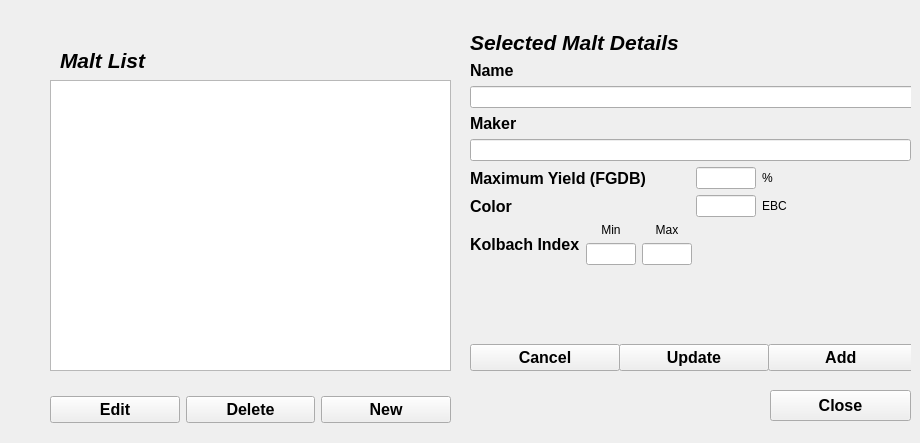
Qt form src/designer/maltdialog.ui (jaaf/EasyBeer) before a commit.
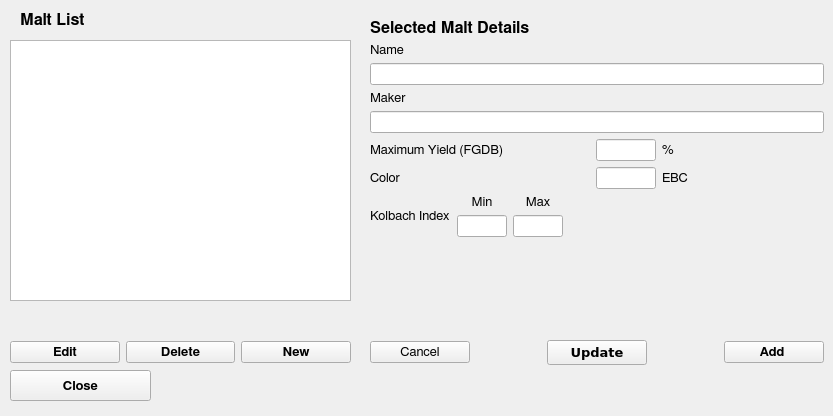
The same form after that commit.

Commit message: fonts malt dialog

Patch:
```diff
--- a/src/designer/maltdialog.ui
+++ b/src/designer/maltdialog.ui
@@ -6,25 +6,34 @@
    <rect>
     <x>0</x>
     <y>0</y>
-    <width>920</width>
-    <height>443</height>
+    <width>833</width>
+    <height>416</height>
    </rect>
   </property>
+  <property name="font">
+   <font>
+    <family>FreeSans</family>
+    <pointsize>10</pointsize>
+    <weight>50</weight>
+    <bold>false</bold>
+   </font>
+  </property>
   <property name="windowTitle">
    <string/>
   </property>
   <widget class="QPushButton" name="close_button">
    <property name="geometry">
     <rect>
-     <x>770</x>
-     <y>390</y>
+     <x>10</x>
+     <y>370</y>
      <width>141</width>
      <height>31</height>
     </rect>
    </property>
    <property name="font">
     <font>
-     <pointsize>12</pointsize>
+     <family>FreeSans</family>
+     <pointsize>10</pointsize>
      <weight>75</weight>
      <bold>true</bold>
     </font>
@@ -36,10 +45,10 @@
   <widget class="QWidget" name="layoutWidget">
    <property name="geometry">
     <rect>
-     <x>50</x>
-     <y>132</y>
-     <width>401</width>
-     <height>291</height>
+     <x>10</x>
+     <y>92</y>
+     <width>341</width>
+     <height>271</height>
     </rect>
    </property>
    <layout class="QVBoxLayout" name="verticalLayout">
@@ -68,7 +77,8 @@
         </property>
         <property name="font">
          <font>
-          <pointsize>12</pointsize>
+          <family>FreeSans</family>
+          <pointsize>10</pointsize>
           <weight>75</weight>
           <bold>true</bold>
          </font>
@@ -88,7 +98,8 @@
         </property>
         <property name="font">
          <font>
-          <pointsize>12</pointsize>
+          <family>FreeSans</family>
+          <pointsize>10</pointsize>
           <weight>75</weight>
           <bold>true</bold>
          </font>
@@ -108,7 +119,8 @@
         </property>
         <property name="font">
          <font>
-          <pointsize>12</pointsize>
+          <family>FreeSans</family>
+          <pointsize>10</pointsize>
           <weight>75</weight>
           <bold>true</bold>
          </font>
@@ -125,17 +137,18 @@
   <widget class="QLabel" name="malt_list_label">
    <property name="geometry">
     <rect>
-     <x>60</x>
-     <y>40</y>
+     <x>20</x>
+     <y>0</y>
      <width>271</width>
      <height>41</height>
     </rect>
    </property>
    <property name="font">
     <font>
-     <pointsize>16</pointsize>
+     <family>FreeSans</family>
+     <pointsize>12</pointsize>
      <weight>75</weight>
-     <italic>true</italic>
+     <italic>false</italic>
      <bold>true</bold>
     </font>
    </property>
@@ -146,20 +159,20 @@
   <widget class="QListWidget" name="malt_list_widget">
    <property name="geometry">
     <rect>
-     <x>50</x>
-     <y>80</y>
-     <width>401</width>
-     <height>291</height>
+     <x>10</x>
+     <y>40</y>
+     <width>341</width>
+     <height>261</height>
     </rect>
    </property>
   </widget>
   <widget class="QWidget" name="layoutWidget">
    <property name="geometry">
     <rect>
-     <x>470</x>
-     <y>30</y>
-     <width>441</width>
-     <height>341</height>
+     <x>370</x>
+     <y>20</y>
+     <width>454</width>
+     <height>345</height>
     </rect>
    </property>
    <layout class="QVBoxLayout" name="verticalLayout_6">
@@ -167,9 +180,10 @@
      <widget class="QLabel" name="detail_label">
       <property name="font">
        <font>
-        <pointsize>16</pointsize>
+        <family>FreeSans</family>
+        <pointsize>12</pointsize>
         <weight>75</weight>
-        <italic>true</italic>
+        <italic>false</italic>
         <bold>true</bold>
        </font>
       </property>
@@ -184,10 +198,10 @@
        <widget class="QLabel" name="name_label">
         <property name="font">
          <font>
-          <pointsize>12</pointsize>
-          <weight>75</weight>
-          <italic>false</italic>
-          <bold>true</bold>
+          <family>FreeSans</family>
+          <pointsize>10</pointsize>
+          <weight>50</weight>
+          <bold>false</bold>
          </font>
         </property>
         <property name="text">
@@ -211,9 +225,10 @@
      <widget class="QLabel" name="maker_label">
       <property name="font">
        <font>
-        <pointsize>12</pointsize>
-        <weight>75</weight>
-        <bold>true</bold>
+        <family>FreeSans</family>
+        <pointsize>10</pointsize>
+        <weight>50</weight>
+        <bold>false</bold>
        </font>
       </property>
       <property name="text">
@@ -239,10 +254,11 @@
         </property>
         <property name="font">
          <font>
-          <pointsize>12</pointsize>
-          <weight>75</weight>
+          <family>FreeSans</family>
+          <pointsize>10</pointsize>
+          <weight>50</weight>
           <italic>false</italic>
-          <bold>true</bold>
+          <bold>false</bold>
          </font>
         </property>
         <property name="text">
@@ -268,6 +284,14 @@
       </item>
       <item>
        <widget class="QLabel" name="max_yield_unti_label">
+        <property name="font">
+         <font>
+          <family>FreeSans</family>
+          <pointsize>10</pointsize>
+          <weight>50</weight>
+          <bold>false</bold>
+         </font>
+        </property>
         <property name="text">
          <string>%</string>
         </property>
@@ -287,10 +311,11 @@
         </property>
         <property name="font">
          <font>
-          <pointsize>12</pointsize>
-          <weight>75</weight>
+          <family>FreeSans</family>
+          <pointsize>10</pointsize>
+          <weight>50</weight>
           <italic>false</italic>
-          <bold>true</bold>
+          <bold>false</bold>
          </font>
         </property>
         <property name="text">
@@ -316,6 +341,14 @@
       </item>
       <item>
        <widget class="QLabel" name="color_unit_label">
+        <property name="font">
+         <font>
+          <family>FreeSans</family>
+          <pointsize>10</pointsize>
+          <weight>50</weight>
+          <bold>false</bold>
+         </font>
+        </property>
         <property name="text">
          <string>EBC</string>
         </property>
@@ -329,9 +362,10 @@
        <widget class="QLabel" name="kolbach_index_label">
         <property name="font">
          <font>
-          <pointsize>12</pointsize>
-          <weight>75</weight>
-          <bold>true</bold>
+          <family>FreeSans</family>
+          <pointsize>10</pointsize>
+          <weight>50</weight>
+          <bold>false</bold>
          </font>
         </property>
         <property name="text">
@@ -349,6 +383,14 @@
             <height>50</height>
            </size>
           </property>
+          <property name="font">
+           <font>
+            <family>FreeSans</family>
+            <pointsize>10</pointsize>
+            <weight>50</weight>
+            <bold>false</bold>
+           </font>
+          </property>
           <property name="text">
            <string>Min</string>
           </property>
@@ -382,6 +424,14 @@
             <height>50</height>
            </size>
           </property>
+          <property name="font">
+           <font>
+            <family>FreeSans</family>
+            <pointsize>10</pointsize>
+            <weight>50</weight>
+            <bold>false</bold>
+           </font>
+          </property>
           <property name="text">
            <string>Max</string>
           </property>
@@ -436,15 +486,16 @@
        <widget class="QPushButton" name="cancel_button">
         <property name="minimumSize">
          <size>
-          <width>150</width>
+          <width>100</width>
           <height>0</height>
          </size>
         </property>
         <property name="font">
          <font>
-          <pointsize>12</pointsize>
-          <weight>75</weight>
-          <bold>true</bold>
+          <family>Arial Black</family>
+          <pointsize>10</pointsize>
+          <weight>50</weight>
+          <bold>false</bold>
          </font>
         </property>
         <property name="text">
@@ -469,13 +520,14 @@
        <widget class="QPushButton" name="update_button">
         <property name="minimumSize">
          <size>
-          <width>150</width>
+          <width>100</width>
           <height>0</height>
          </size>
         </property>
         <property name="font">
          <font>
-          <pointsize>12</pointsize>
+          <family>DejaVu Sans</family>
+          <pointsize>10</pointsize>
           <weight>75</weight>
           <bold>true</bold>
          </font>
@@ -508,21 +560,20 @@
         </property>
         <property name="minimumSize">
          <size>
-          <width>150</width>
+          <width>100</width>
           <height>0</height>
          </size>
         </property>
         <property name="maximumSize">
          <size>
-          <width>10</width>
+          <width>100</width>
           <height>16777215</height>
          </size>
         </property>
         <property name="font">
          <font>
-          <pointsize>12</pointsize>
+          <family>FreeSans</family>
           <weight>75</weight>
-          <italic>false</italic>
           <bold>true</bold>
          </font>
         </property>
```
The commit also changes 10 other files.
